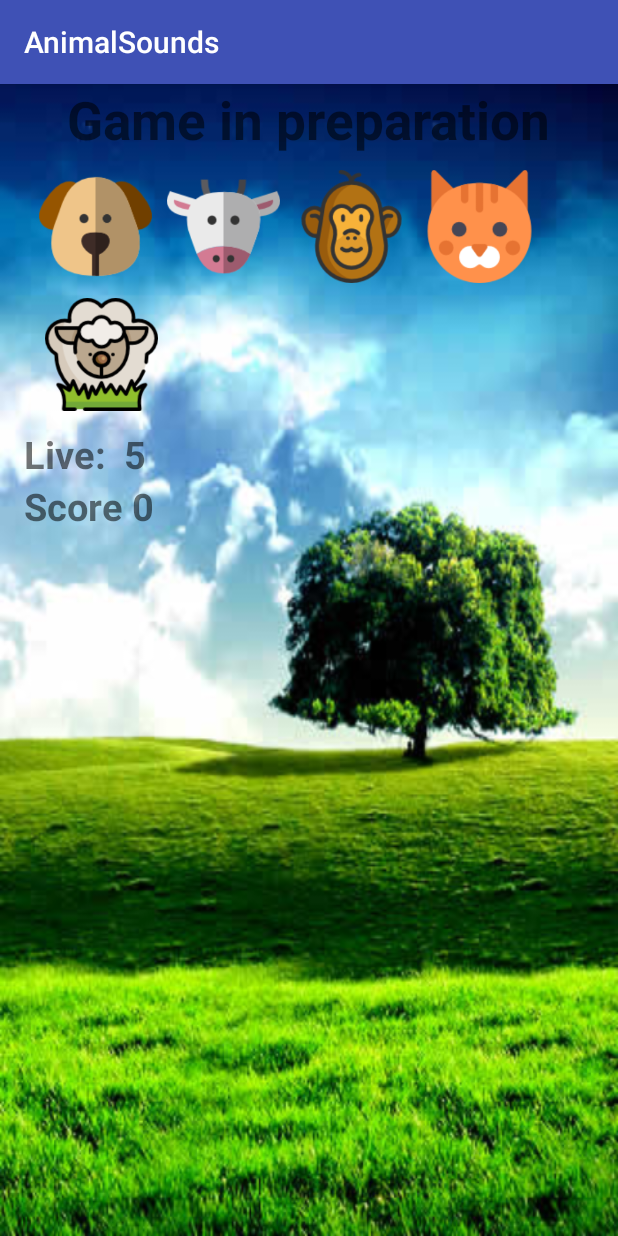
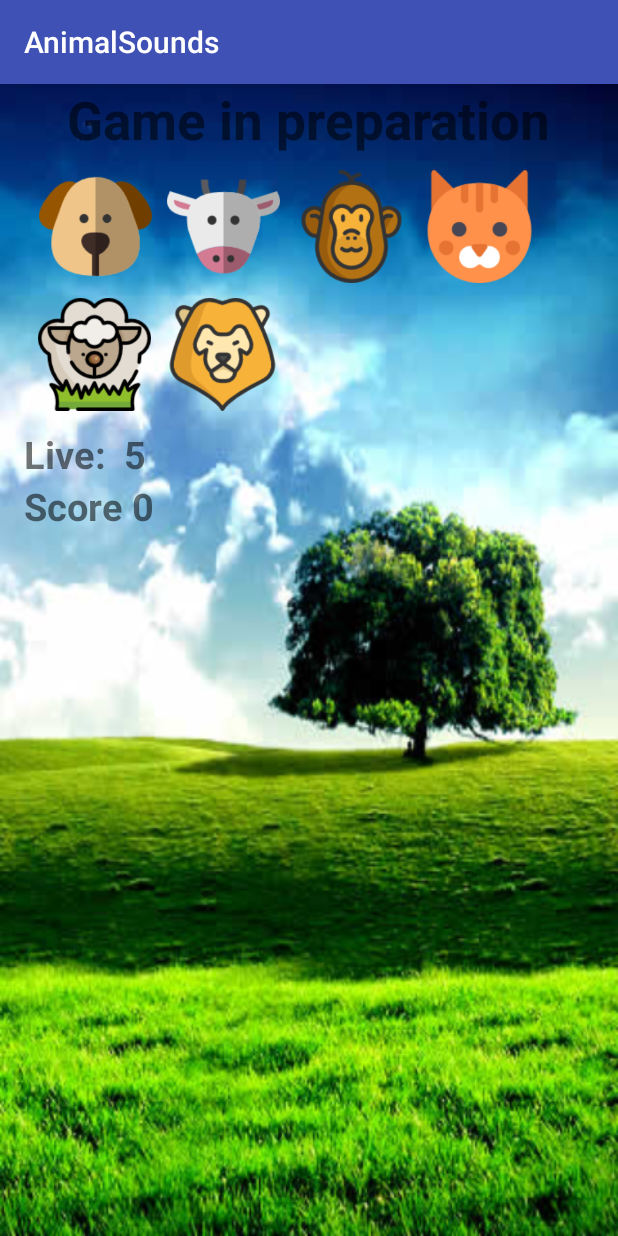
Before and after one commit to Rasti003/Android-Studio, an Android app: the GameActivity screen opened directly, with no data from a screen before it, on a phone screen of 412 x 824 dp. Run offline under Robolectric (Android 15) with nearby library versions, the phone set to English and light mode, and no system bars.

Commit message:
-Adding a wrong answer sound -Adding a lion to the game -bug fixing

```diff
--- a/AnimalSounds/app/src/main/res/layout/activity_game.xml
+++ b/AnimalSounds/app/src/main/res/layout/activity_game.xml
@@ -95,13 +95,29 @@
             android:id="@+id/button_sheep"
             android:layout_width="75dp"
             android:layout_height="75dp"
-           android:layout_marginLeft="30dp"
+           android:layout_marginLeft="25dp"
             android:background="@drawable/sheep"
             android:layout_marginTop="10dp"
             android:layout_below="@id/linearLayout"
-            android:onClick="AnswerSheep"
+            android:onClick="AnswerSheep" />
 
-            />
+
+
+    <Button
+        android:id="@+id/button_lion"
+        android:layout_width="75dp"
+        android:layout_height="75dp"
+        android:layout_marginTop="10dp"
+        android:layout_marginLeft="10dp"
+        android:background="@drawable/lion"
+        android:layout_below="@+id/linearLayout"
+        android:layout_toEndOf="@+id/button_sheep"
+        android:onClick="AnswerLIon" />
+
+
+
+
+
 
     <TextView
         android:id="@+id/live"
--- a/AnimalSounds/app/src/main/res/layout/activity_sound_button.xml
+++ b/AnimalSounds/app/src/main/res/layout/activity_sound_button.xml
@@ -87,8 +87,8 @@ android:layout_height="fill_parent"
         android:layout_height="75dp"
 
         android:background="@drawable/lion"
-        android:layout_below="@+id/button_sheep"
-        android:layout_alignStart="@+id/button_sheep" />
+        android:layout_below="@+id/linearLayout"
+        android:layout_toEndOf="@+id/button_sheep" />
 
 
     <Button
```
Also changed, not shown: AnimalSounds/app/src/main/java/com/example/przem/animalsounds/GameActivity.java (+31 -3 lines), 1 other file.
